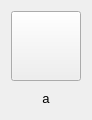
This is BigButton.ui in KDE/brprint3d as Qt 5 draws it before an edit. The edited form follows.
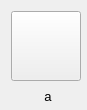
This is the edited form.

The edit to the form file:
```diff
--- a/BigButton.ui
+++ b/BigButton.ui
@@ -6,30 +6,34 @@
    <rect>
     <x>0</x>
     <y>0</y>
-    <width>90</width>
-    <height>120</height>
+    <width>87</width>
+    <height>110</height>
    </rect>
   </property>
   <property name="minimumSize">
    <size>
     <width>0</width>
-    <height>120</height>
+    <height>110</height>
    </size>
   </property>
   <property name="maximumSize">
    <size>
     <width>16777215</width>
-    <height>120</height>
+    <height>110</height>
    </size>
   </property>
   <property name="windowTitle">
    <string>Form</string>
   </property>
   <layout class="QVBoxLayout" name="verticalLayout">
-   <item>
-    <layout class="QVBoxLayout" name="verticalLayout_2">
      <property name="spacing">
-      <number>6</number>
+    <number>3</number>
+   </property>
+   <property name="rightMargin">
+    <number>2</number>
+   </property>
+   <property name="bottomMargin">
+    <number>2</number>
      </property>
      <item>
       <widget class="QPushButton" name="pushButton">
@@ -64,8 +68,6 @@
         <set>Qt::AlignCenter</set>
        </property>
       </widget>
-     </item>
-    </layout>
    </item>
   </layout>
  </widget>
```
Lines whose indentation alone changed are shown as unchanged.
